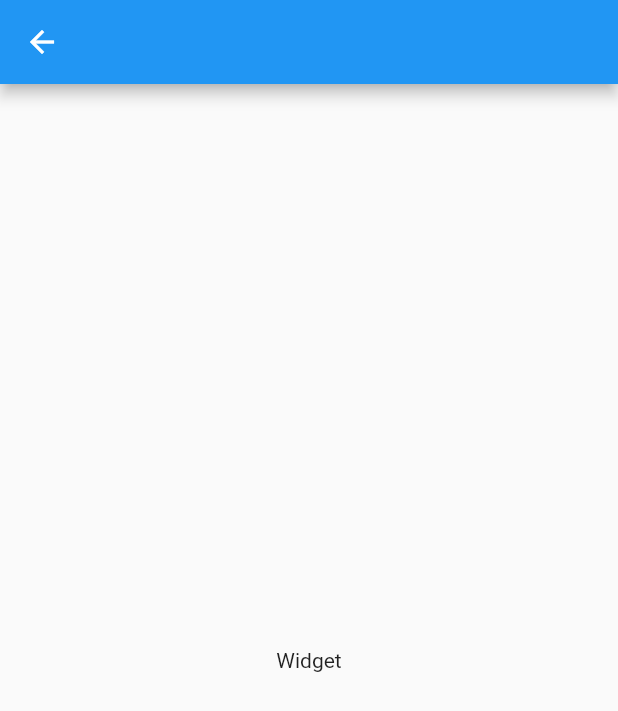
After one commit to unithon-9th-10th/mobile-app, a Flutter app: the ResultPage screen opened by its route, on a phone screen of 412 x 824 dp. The commit adds this screen. Shown: the top 711 px of the screen. Run offline on Flutter 3.47's test engine with Material 2 defaults, Android fonts, the phone set to English and light mode, and no system bars.

Commit message:
feat: result page 추가

```diff
--- a/lib/main.dart
+++ b/lib/main.dart
@@ -5,6 +5,7 @@ import 'package:app/create_user_page.dart';
 import 'package:app/invite_user_page.dart';
 import 'package:app/main_page.dart';
 import 'package:app/ranking_page.dart';
+import 'package:app/result_page.dart';
 import 'package:app/share_challenge_page.dart';
 import 'package:flutter/material.dart';
 
@@ -32,6 +33,7 @@ class MyApp extends StatelessWidget {
         '/invite-user': (context) => const InviteUserPage(),
         '/create-spend': (context) => const CreateSpendPage(),
         '/ranking': (context) => const RankingPage(),
+        '/result': (context) => const ResultPage(),
       },
     );
   }
--- /dev/null
+++ b/lib/result_page.dart
@@ -0,0 +1,15 @@
+import 'package:flutter/material.dart';
+
+class ResultPage extends StatelessWidget {
+  const ResultPage({super.key});
+
+  @override
+  Widget build(BuildContext context) {
+    return Scaffold(
+      appBar: AppBar(),
+      body: Center(
+        child: Text(toString()),
+      ),
+    );
+  }
+}
```
